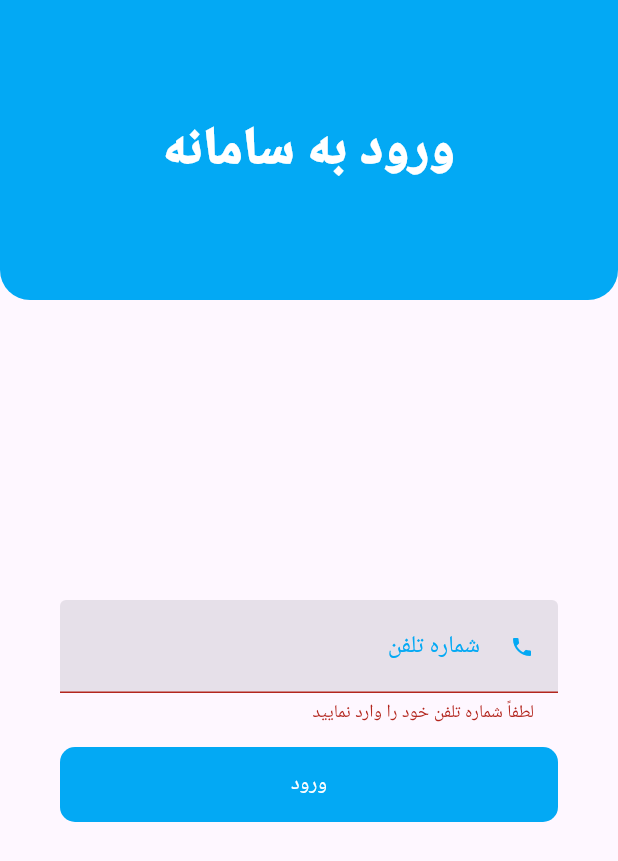
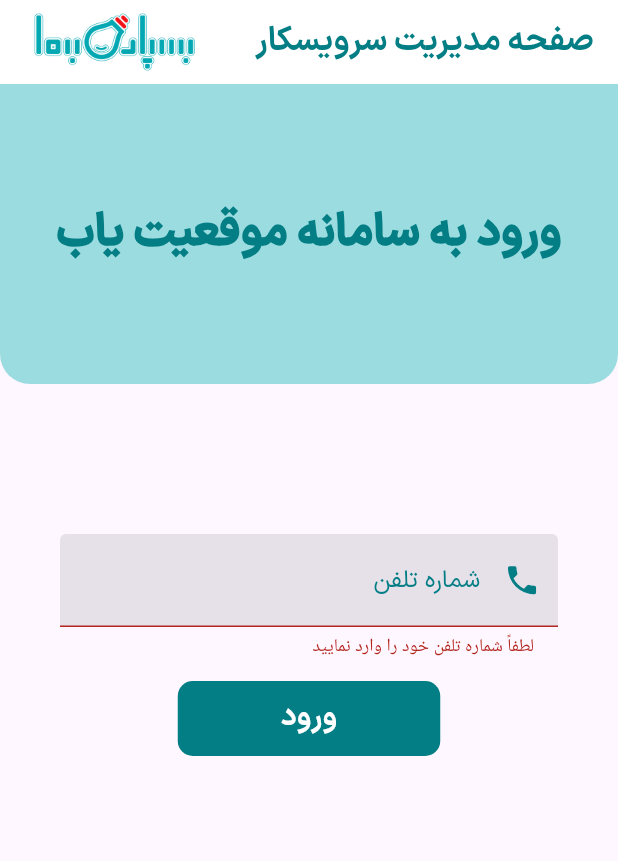
Before and after one commit to Dehbashi/user_auth, a Flutter app: the screen it shows after launch, after a tap on "ورود", on a phone screen of 412 x 824 dp. Shown: the top 861 px of the screen. Run offline on Flutter 3.47's test engine with Material 3 defaults, Android fonts, the phone set to English and light mode, and no system bars; our stand-ins replace flutter_map, flutter_otp_text_field, geolocator, latlong2, shared_preferences; missing offline and left inert: fk_user_agent, flutter_map_location_marker, get_ip_address, persian.

```diff
--- a/lib/main.dart
+++ b/lib/main.dart
@@ -14,11 +14,9 @@ class _MyAppState extends State<MyApp> {
   @override
   Widget build(BuildContext context) {
     return MaterialApp(
-      title: 'Flutter Demo',
       debugShowCheckedModeBanner: false,
       theme: ThemeData(
-        primarySwatch: Colors.blue,
-        visualDensity: VisualDensity.adaptivePlatformDensity,
+        appBarTheme: AppBarTheme(backgroundColor: Colors.white),
       ),
       home: HomeScreen(),
     );
--- a/lib/screen/admin_page.dart
+++ b/lib/screen/admin_page.dart
@@ -10,6 +10,8 @@ import 'dart:async';
 import 'dart:convert';
 import 'package:http/http.dart' as http;
 import './logout_page.dart';
+import 'package:persian/persian.dart';
+import './header.dart';
 // import 'package:check_vpn_connection/check_vpn_connection.dart';
 
 class AdminPage extends StatefulWidget {
@@ -137,15 +139,19 @@ class _AdminPageState extends State<AdminPage> {
 
   @override
   Widget build(BuildContext context) {
-    return Directionality(
+    return MaterialApp(
+      debugShowCheckedModeBanner: false,
+      theme: ThemeData(
+        appBarTheme: AppBarTheme(backgroundColor: Colors.white),
+      ),
+      home: Scaffold(
+        appBar: PreferredSize(
+          preferredSize: Size.fromHeight(kToolbarHeight),
+          child: Header(),
+        ),
+        body: Directionality(
           textDirection: TextDirection.rtl,
-      child: Scaffold(
-        appBar: AppBar(
-          title: Text(
-            'صفحه مدیریت سرویسکار',
-          ),
-        ),
-        body: Column(
+          child: Column(
             children: [
               GestureDetector(
                 onTap: () {},
@@ -155,11 +161,15 @@ class _AdminPageState extends State<AdminPage> {
                   width: double.infinity,
                   decoration: BoxDecoration(
                     borderRadius: BorderRadius.circular(10),
-                  color: Colors.amber[600],
+                    color: Color(0xFF9BDCE0),
                   ),
                   child: Text(
-                  'ارسلان دهباشی $_cellNumber',
-                  style: TextStyle(fontSize: 16, fontWeight: FontWeight.bold),
+                    '${_cellNumber.withPersianNumbers()}',
+                    style: TextStyle(
+                      fontSize: 20,
+                      fontWeight: FontWeight.bold,
+                      fontFamily: 'iranSans',
+                    ),
                   ),
                 ),
               ),
@@ -167,7 +177,14 @@ class _AdminPageState extends State<AdminPage> {
                 onPressed: () {
                   _showConfirmationDialog();
                 },
-              child: Text('خروج از سامانه'),
+                child: Text(
+                  'خروج از سامانه',
+                  style: TextStyle(
+                    fontFamily: 'iranSans',
+                    fontWeight: FontWeight.bold,
+                    fontSize: 18,
+                  ),
+                ),
                 style: ElevatedButton.styleFrom(
                   backgroundColor: Colors.red,
                   fixedSize: Size(170, 50),
@@ -176,6 +193,7 @@ class _AdminPageState extends State<AdminPage> {
             ],
           ),
         ),
+      ),
     );
   }
 }
--- a/lib/screen/enter_cellphone.dart
+++ b/lib/screen/enter_cellphone.dart
@@ -1,4 +1,5 @@
 import 'package:flutter/material.dart';
+import './header.dart';
 import 'package:login_app3/screen/verify_cellphone.dart';
 import 'package:login_app3/screen/widget/textFieldWidget.dart';
 import 'widget/buttonWidget.dart';
@@ -112,7 +113,17 @@ class _CellEnterState extends State<CellEnter> {
 
   @override
   Widget build(BuildContext context) {
-    return SingleChildScrollView(
+    return MaterialApp(
+      debugShowCheckedModeBanner: false,
+      theme: ThemeData(
+        appBarTheme: AppBarTheme(backgroundColor: Colors.white),
+      ),
+      home: Scaffold(
+        appBar: PreferredSize(
+          preferredSize: Size.fromHeight(kToolbarHeight),
+          child: Header(),
+        ),
+        body: SingleChildScrollView(
           child: Container(
             margin: EdgeInsets.only(bottom: 10),
             child: Column(
@@ -124,23 +135,24 @@ class _CellEnterState extends State<CellEnter> {
                   height: 200,
                   width: double.infinity,
                   decoration: BoxDecoration(
-                color: Colors.lightBlue,
+                    color: Color(0xFF9BDCE0),
                     borderRadius: BorderRadius.only(
                       bottomLeft: Radius.circular(20),
                       bottomRight: Radius.circular(20),
                     ),
                   ),
                   child: Text(
-                'ورود به سامانه',
+                    'ورود به سامانه موقعیت یاب',
                     style: TextStyle(
-                  color: Colors.white,
-                  fontSize: 35,
+                      fontFamily: 'iranSans',
+                      color: Color(0xFF037E85),
+                      fontSize: 30,
                       fontWeight: FontWeight.w900,
                     ),
                   ),
                 ),
                 SizedBox(
-              height: 200,
+                  height: 100,
                 ),
                 Container(
                   padding: EdgeInsets.symmetric(horizontal: 40),
@@ -214,6 +226,8 @@ class _CellEnterState extends State<CellEnter> {
               ],
             ),
           ),
+        ),
+      ),
     );
     ;
   }
--- /dev/null
+++ b/lib/screen/header.dart
@@ -0,0 +1,35 @@
+import 'package:flutter/material.dart';
+
+class Header extends StatelessWidget implements PreferredSizeWidget {
+  // const Header({Key? key,}) : super(key: key);
+
+  @override
+  Widget build(BuildContext context) {
+    return AppBar(
+      title: Directionality(
+        textDirection: TextDirection.rtl,
+        child: Row(
+          mainAxisAlignment: MainAxisAlignment.spaceBetween,
+          children: [
+            Text(
+              'صفحه مدیریت سرویسکار',
+              style: TextStyle(
+                color: Color(0xFF037E85),
+                fontFamily: 'iranSans',
+                fontWeight: FontWeight.bold,
+              ),
+            ),
+            Image.asset(
+              'assets/images/logo.png',
+              width: 121,
+              height: 68,
+            ),
+          ],
+        ),
+      ),
+    );
+  }
+
+  @override
+  Size get preferredSize => Size.fromHeight(kToolbarHeight);
+}
--- a/lib/screen/homescreen.dart
+++ b/lib/screen/homescreen.dart
@@ -2,7 +2,7 @@ import 'package:flutter/material.dart';
 import 'enter_cellphone.dart';
 import 'package:shared_preferences/shared_preferences.dart';
 import './admin_page.dart';
-import 'location_service.dart';
+import './header.dart';
 
 class HomeScreen extends StatefulWidget {
   @override
--- a/lib/screen/logout_page.dart
+++ b/lib/screen/logout_page.dart
@@ -17,11 +17,23 @@ Future<bool> showConfirmationDialog(BuildContext context) async {
     builder: (BuildContext context) {
       return AlertDialog(
         title: Text(
-          'تأیید',
+          'خروج از سامانه',
           textAlign: TextAlign.right,
+          style: TextStyle(
+            // fontSize: 16,
+            fontWeight: FontWeight.bold,
+            fontFamily: 'iranSans',
+            color: Color(0xFF037E85),
+          ),
         ),
         content: Text(
           'آیا از تصمیم خود برای خروج از سامانه مطمئن هستید؟',
+          style: TextStyle(
+            // fontSize: 16,
+            fontWeight: FontWeight.bold,
+            fontFamily: 'iranSans',
+            color: Color(0xFF037E85),
+          ),
           textAlign: TextAlign.right,
         ),
         actions: [
@@ -31,13 +43,27 @@ Future<bool> showConfirmationDialog(BuildContext context) async {
             },
             child: Text(
               'خیر',
+              style: TextStyle(
+                fontSize: 20,
+                // fontWeight: FontWeight.bold,
+                fontFamily: 'iranSans',
+                color: Colors.black,
+              ),
             ),
           ),
           TextButton(
             onPressed: () {
               Navigator.of(context).pop(true);
             },
-            child: Text('بله'),
+            child: Text(
+              'بله',
+              style: TextStyle(
+                fontSize: 20,
+                // fontWeight: FontWeight.bold,
+                fontFamily: 'iranSans',
+                color: Colors.black,
+              ),
+            ),
           ),
         ],
       );
--- a/lib/screen/verify_cellphone.dart
+++ b/lib/screen/verify_cellphone.dart
@@ -1,6 +1,7 @@
 import 'package:flutter/material.dart';
 import 'package:login_app3/screen/admin_page.dart';
 import 'package:login_app3/screen/enter_cellphone.dart';
+import './header.dart';
 import './widget/buttonWidget.dart';
 import 'package:flutter_otp_text_field/flutter_otp_text_field.dart';
 import 'package:http/http.dart' as http;
@@ -82,7 +83,16 @@ class _CellVerificationState extends State<CellVerification> {
 
   @override
   Widget build(BuildContext context) {
-    return Scaffold(
+    return MaterialApp(
+      debugShowCheckedModeBanner: false,
+      theme: ThemeData(
+        appBarTheme: AppBarTheme(backgroundColor: Colors.white),
+      ),
+      home: Scaffold(
+        appBar: PreferredSize(
+          preferredSize: Size.fromHeight(kToolbarHeight),
+          child: Header(),
+        ),
         body: SingleChildScrollView(
           child: Container(
             margin: EdgeInsets.only(bottom: 10),
@@ -181,6 +191,7 @@ class _CellVerificationState extends State<CellVerification> {
             ),
           ),
         ),
+      ),
     );
   }
 }
--- a/lib/screen/widget/buttonWidget.dart
+++ b/lib/screen/widget/buttonWidget.dart
@@ -8,21 +8,26 @@ class ButtonWidget extends StatelessWidget {
 
   @override
   Widget build(BuildContext context) {
-    return Container(
+    return Center(
+      child: Container(
         decoration: BoxDecoration(
-          color: hasBorder ? Colors.white : Colors.lightBlue,
+            color: hasBorder ? Colors.white : Color(0xFF037E85),
             borderRadius: BorderRadius.circular(10),
             border: hasBorder
                 ? Border.all(color: Colors.lightBlue)
                 : Border.fromBorderSide(BorderSide.none)),
         height: 50,
-      width: double.infinity,
+        width: 175,
         child: Container(
           alignment: Alignment.center,
           child: Text(
             title,
             style: TextStyle(
               color: hasBorder ? Colors.lightBlue : Colors.white,
+              fontFamily: 'iranSans',
+              fontSize: 20,
+              fontWeight: FontWeight.bold,
+            ),
           ),
         ),
       ),
--- a/lib/screen/widget/textFieldWidget.dart
+++ b/lib/screen/widget/textFieldWidget.dart
@@ -32,16 +32,17 @@ class TextFieldWidget extends StatelessWidget {
         validator: validator,
         onSaved: onSaved,
         style: TextStyle(
-          fontSize: 20,
-          color: Colors.black,
-          fontWeight: FontWeight.bold,
-        ),
+            fontSize: 20,
+            color: Colors.black,
+            fontWeight: FontWeight.bold,
+            fontFamily: 'iranSans,'),
         textAlign: TextAlign.left,
         obscureText: obscureText,
         decoration: InputDecoration(
           labelText: labelText,
           labelStyle: TextStyle(
-            color: Colors.lightBlue,
+            color: Color(0xFF037E85),
+            fontFamily: 'iranSans',
           ),
           filled: true,
           enabledBorder: OutlineInputBorder(
@@ -56,8 +57,8 @@ class TextFieldWidget extends StatelessWidget {
           ),
           prefixIcon: Icon(
             icon,
-            color: Colors.lightBlue,
-            size: 16,
+            color: Color(0xFF037E85),
+            size: 25,
           ),
           suffixIcon: Icon(
             suffixIcon,
```
Also changed, not shown: pubspec.yaml (+11 -0 lines), assets/fonts/iransans/IRANSansX-Bold.ttf (added), assets/fonts/iransans/IRANSansX-Regular.ttf (added), assets/images/logo.png (added), pubspec.lock. Lines whose indentation alone changed are shown as unchanged.
